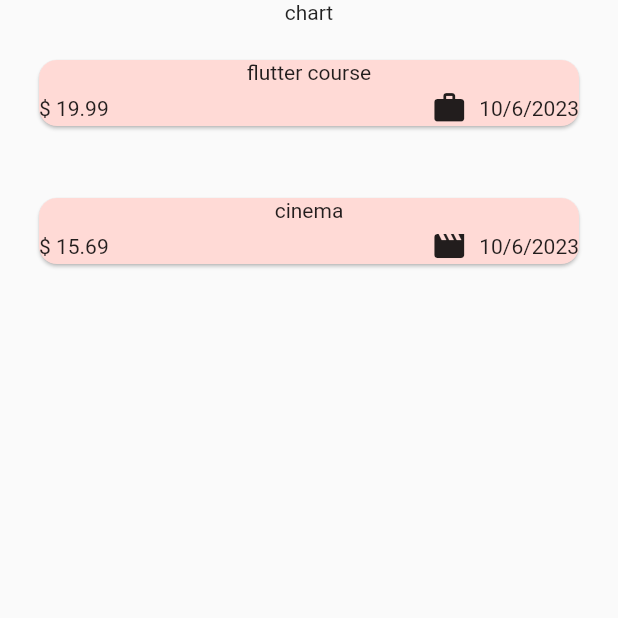
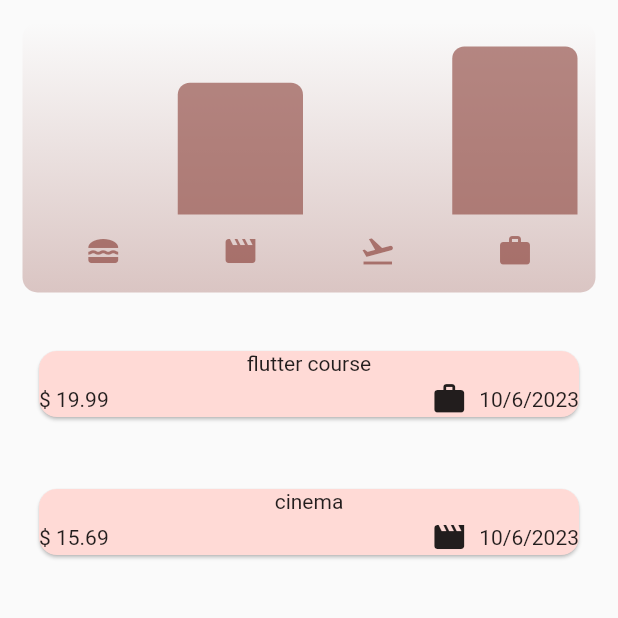
Before and after one commit to farzadseyyedzadeh/expense_tracker, a Flutter app: the screen it shows after launch, on a phone screen of 412 x 824 dp, the part 84-702 px from its top. Run offline on Flutter 3.47's test engine with Material 2 defaults, Android fonts, the phone set to English and light mode, and no system bars.

Commit message:
ui updated

```diff
--- a/lib/main.dart
+++ b/lib/main.dart
@@ -1,4 +1,5 @@
 import 'package:flutter/material.dart';
+// import 'package:flutter/services.dart';
 import 'package:expense_tracker/widgets/expenses.dart';
 
 var kColorScheme =
@@ -9,7 +10,12 @@ var kDarkColorScheme = ColorScheme.fromSeed(
     seedColor: const Color.fromARGB(223, 13, 6, 113));
 
 void main() {
+  // WidgetsFlutterBinding.ensureInitialized();
+  // SystemChrome.setPreferredOrientations(
+  //   [DeviceOrientation.portraitUp],
+  // ).then((fn) {
   runApp(const ExpenseTracker());
+  // });
 }
 
 class ExpenseTracker extends StatelessWidget {
--- a/lib/widgets/chart/chart.dart
+++ b/lib/widgets/chart/chart.dart
@@ -34,7 +34,7 @@ class Chart extends StatelessWidget {
     final isDarkMode =
         MediaQuery.of(context).platformBrightness == Brightness.dark;
     return Container(
-      margin: const EdgeInsets.all(16),
+      margin: const EdgeInsets.all(15),
       padding: const EdgeInsets.symmetric(
         vertical: 16,
         horizontal: 8,
@@ -42,7 +42,7 @@ class Chart extends StatelessWidget {
       width: double.infinity,
       height: 180,
       decoration: BoxDecoration(
-        borderRadius: BorderRadius.circular(8),
+        borderRadius: BorderRadius.circular(10),
         gradient: LinearGradient(
           colors: [
             Theme.of(context).colorScheme.primary.withOpacity(0.3),
--- a/lib/widgets/expenses.dart
+++ b/lib/widgets/expenses.dart
@@ -1,3 +1,4 @@
+import 'package:expense_tracker/widgets/chart/chart.dart';
 import 'package:expense_tracker/widgets/new_expense.dart';
 import 'package:flutter/material.dart';
 import 'package:expense_tracker/models/expense.dart';
@@ -50,8 +51,8 @@ class _ExpensesState extends State<Expenses> {
     ScaffoldMessenger.of(context).clearSnackBars();
     ScaffoldMessenger.of(context).showSnackBar(
       SnackBar(
-        duration: Duration(seconds: 3),
-        content: Text('Expense deleted.'),
+        duration: const Duration(seconds: 3),
+        content: const Text('Expense deleted.'),
         action: SnackBarAction(
             label: 'undo',
             onPressed: () {
@@ -65,6 +66,8 @@ class _ExpensesState extends State<Expenses> {
 
   @override
   Widget build(BuildContext context) {
+    final width = MediaQuery.of(context).size.width;
+    print(width);
     Widget mainContent = const Center(
       child: Text('No expenses found , start adding some! '),
     );
@@ -81,9 +84,18 @@ class _ExpensesState extends State<Expenses> {
         ],
         title: const Text('Flutter expanse tracker'),
       ),
-      body: Column(
+      body: width < 450
+          ? Column(
               children: [
-          const Text('chart'),
+                Chart(expenses: _registeredExpenses),
+                Expanded(
+                  child: mainContent,
+                ),
+              ],
+            )
+          : Row(
+              children: [
+                Expanded(child: Chart(expenses: _registeredExpenses)),
                 Expanded(
                   child: mainContent,
                 ),
```
Lines whose indentation alone changed are shown as unchanged.
